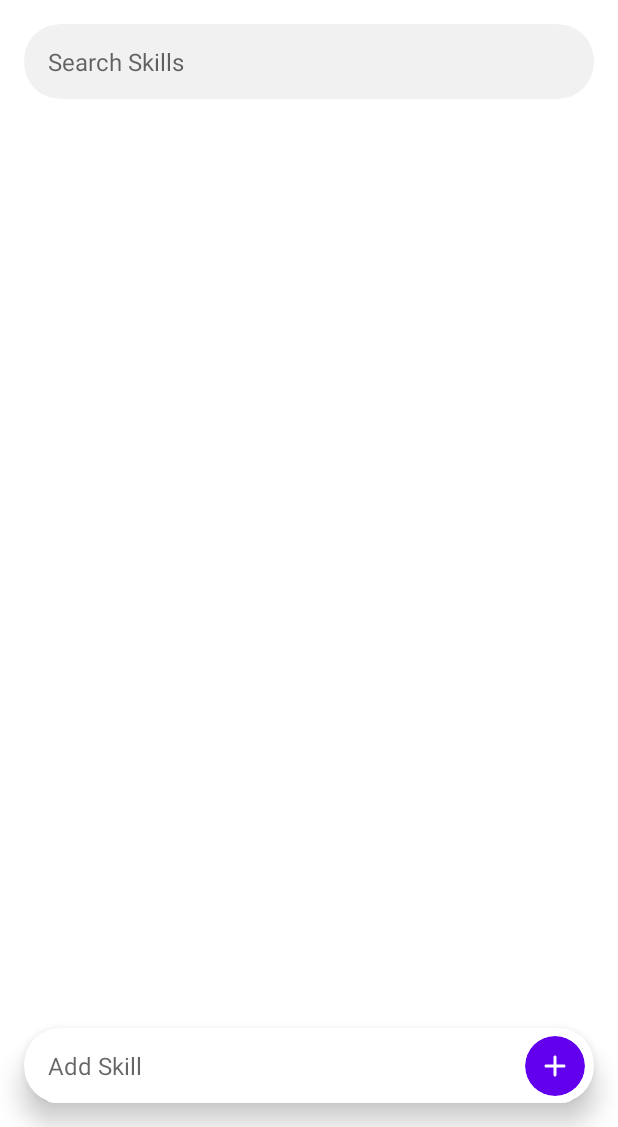
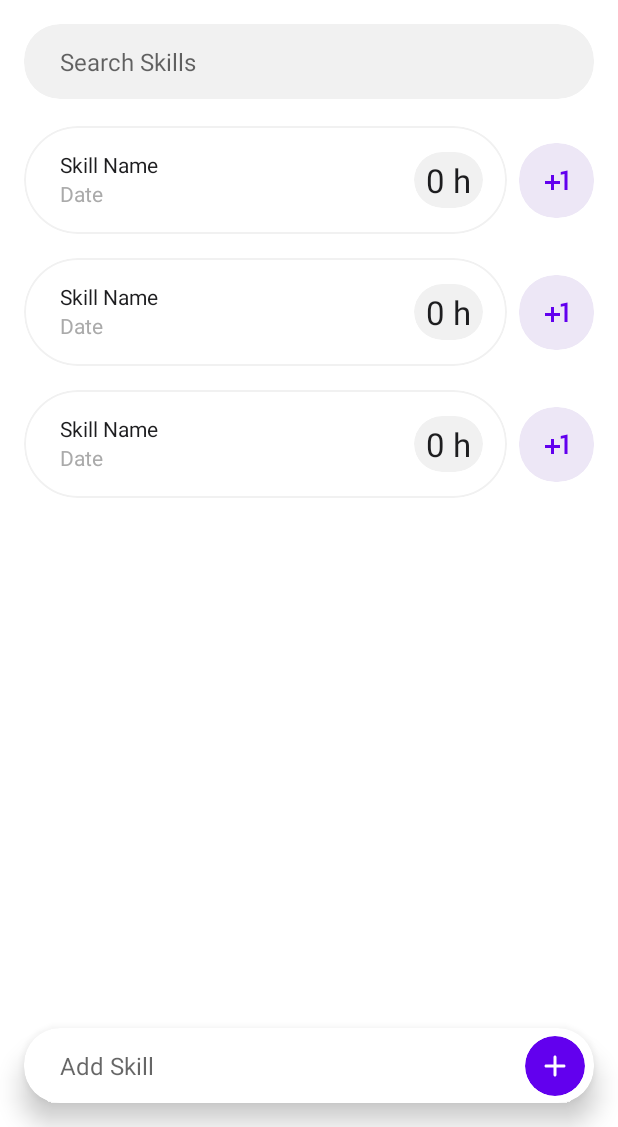
Before and after one commit to Singularity-Coder/10000-Hours, an Android app: the layout activity_main.xml on its own in the app's theme, with its tools: preview values and no code run, on a phone screen of 412 x 824 dp, the part 109-1236 px from its top. Run offline under Robolectric (Android 15) with nearby library versions, the phone set to English and light mode, and no system bars.

Commit message:
First look

```diff
--- /dev/null
+++ b/TenThousandHours/app/src/main/res/drawable/ic_baseline_plus_one_24.xml
@@ -0,0 +1,5 @@
+<vector android:height="24dp" android:tint="#000000"
+    android:viewportHeight="24" android:viewportWidth="24"
+    android:width="24dp" xmlns:android="http://schemas.android.com/apk/res/android">
+    <path android:fillColor="@android:color/white" android:pathData="M10,8L8,8v4L4,12v2h4v4h2v-4h4v-2h-4zM14.5,6.08L14.5,7.9l2.5,-0.5L17,18h2L19,5z"/>
+</vector>
--- a/TenThousandHours/app/src/main/res/layout/activity_main.xml
+++ b/TenThousandHours/app/src/main/res/layout/activity_main.xml
@@ -28,8 +28,8 @@
         android:layout_marginTop="16dp"
         android:layout_marginEnd="16dp"
         android:layout_marginBottom="16dp"
+        android:backgroundTint="@color/black_50"
         app:cardCornerRadius="24dp"
-        android:backgroundTint="@color/black_50"
         app:cardElevation="0dp"
         app:layout_constraintTop_toBottomOf="@+id/tv_app_name">
 
@@ -37,7 +37,7 @@
             android:id="@+id/et_search"
             android:layout_width="match_parent"
             android:layout_height="50dp"
-            android:layout_marginStart="16dp"
+            android:layout_marginStart="24dp"
             android:layout_marginEnd="16dp"
             android:background="@null"
             android:enabled="true"
@@ -51,6 +51,16 @@
             app:layout_constraintStart_toStartOf="parent"
             app:layout_constraintTop_toTopOf="parent" />
     </com.google.android.material.card.MaterialCardView>
+
+    <androidx.recyclerview.widget.RecyclerView
+        android:id="@+id/rv_skills"
+        android:layout_width="match_parent"
+        android:layout_height="0dp"
+        android:layout_marginTop="16dp"
+        android:scrollbars="none"
+        app:layout_constraintBottom_toBottomOf="parent"
+        app:layout_constraintTop_toBottomOf="@+id/card_search"
+        tools:listitem="@layout/list_item_skill" />
 
     <com.google.android.material.card.MaterialCardView
         android:id="@+id/card_custom_search"
@@ -73,7 +83,7 @@
                 android:id="@+id/et_skill"
                 android:layout_width="0dp"
                 android:layout_height="50dp"
-                android:layout_marginStart="16dp"
+                android:layout_marginStart="24dp"
                 android:layout_marginEnd="6dp"
                 android:background="@null"
                 android:enabled="true"
--- /dev/null
+++ b/TenThousandHours/app/src/main/res/layout/list_item_skill.xml
@@ -0,0 +1,118 @@
+<?xml version="1.0" encoding="utf-8"?>
+<androidx.constraintlayout.widget.ConstraintLayout xmlns:android="http://schemas.android.com/apk/res/android"
+    xmlns:app="http://schemas.android.com/apk/res-auto"
+    android:layout_width="match_parent"
+    android:layout_height="wrap_content"
+    android:layout_marginStart="16dp"
+    android:layout_marginTop="2dp"
+    android:layout_marginBottom="14dp">
+
+    <com.google.android.material.card.MaterialCardView
+        android:id="@+id/card_parent"
+        android:layout_width="0dp"
+        android:layout_height="wrap_content"
+        android:layout_marginEnd="8dp"
+        app:cardCornerRadius="48dp"
+        app:cardElevation="0dp"
+        app:layout_constraintEnd_toStartOf="@+id/card_add_skill"
+        app:layout_constraintStart_toStartOf="parent"
+        app:layout_constraintTop_toTopOf="parent"
+        app:strokeColor="@color/black_50"
+        app:strokeWidth="1dp">
+
+        <androidx.constraintlayout.widget.ConstraintLayout
+            android:layout_width="match_parent"
+            android:layout_height="match_parent">
+
+            <TextView
+                android:id="@+id/tv_skill_name"
+                style="@style/TextAppearance.AppCompat.Body1"
+                android:layout_width="0dp"
+                android:layout_height="wrap_content"
+                android:layout_marginStart="24dp"
+                android:layout_marginTop="16dp"
+                android:layout_marginEnd="16dp"
+                android:ellipsize="end"
+                android:marqueeRepeatLimit="marquee_forever"
+                android:maxLines="1"
+                android:text="Skill Name"
+                android:textColor="@color/title_color"
+                app:layout_constraintStart_toStartOf="parent"
+                app:layout_constraintTop_toTopOf="parent"
+                app:layout_constraintEnd_toStartOf="@+id/card_hours"/>
+
+            <TextView
+                android:id="@+id/tv_date"
+                style="@style/TextAppearance.AppCompat.Body1"
+                android:layout_width="0dp"
+                android:layout_height="wrap_content"
+                android:layout_marginStart="24dp"
+                android:layout_marginEnd="16dp"
+                android:ellipsize="end"
+                android:marqueeRepeatLimit="marquee_forever"
+                android:maxLines="1"
+                android:text="Date"
+                android:textColor="@android:color/darker_gray"
+                app:layout_constraintStart_toStartOf="parent"
+                app:layout_constraintTop_toBottomOf="@+id/tv_skill_name"
+                app:layout_constraintEnd_toStartOf="@+id/card_hours"/>
+
+            <com.google.android.material.card.MaterialCardView
+                android:id="@+id/card_hours"
+                android:layout_width="0dp"
+                android:layout_height="wrap_content"
+                android:layout_marginEnd="16dp"
+                app:cardBackgroundColor="@color/black_50"
+                app:cardCornerRadius="24dp"
+                app:cardElevation="0dp"
+                app:layout_constraintBottom_toBottomOf="parent"
+                app:layout_constraintEnd_toEndOf="parent"
+                app:layout_constraintTop_toTopOf="parent">
+
+                <TextView
+                    android:id="@+id/tv_hours"
+                    style="@style/TextAppearance.AppCompat.Large"
+                    android:layout_width="match_parent"
+                    android:layout_height="wrap_content"
+                    android:ellipsize="end"
+                    android:marqueeRepeatLimit="marquee_forever"
+                    android:maxLines="2"
+                    android:paddingStart="8dp"
+                    android:paddingTop="4dp"
+                    android:paddingEnd="8dp"
+                    android:paddingBottom="4dp"
+                    android:text="0 h"
+                    android:textColor="@color/title_color" />
+            </com.google.android.material.card.MaterialCardView>
+
+            <View
+                android:layout_width="wrap_content"
+                android:layout_height="1dp"
+                android:layout_marginTop="16dp"
+                app:layout_constraintStart_toStartOf="parent"
+                app:layout_constraintTop_toBottomOf="@+id/card_hours" />
+
+        </androidx.constraintlayout.widget.ConstraintLayout>
+    </com.google.android.material.card.MaterialCardView>
+
+    <com.google.android.material.card.MaterialCardView
+        android:id="@+id/card_add_skill"
+        android:layout_width="wrap_content"
+        android:layout_height="wrap_content"
+        android:layout_marginEnd="16dp"
+        app:cardBackgroundColor="@color/purple_50"
+        app:cardCornerRadius="24dp"
+        app:cardElevation="0dp"
+        app:layout_constraintBottom_toBottomOf="@+id/card_parent"
+        app:layout_constraintEnd_toEndOf="parent"
+        app:layout_constraintTop_toTopOf="@+id/card_parent">
+
+        <ImageButton
+            android:id="@+id/ib_add_skill"
+            android:layout_width="50dp"
+            android:layout_height="50dp"
+            android:background="@null"
+            android:src="@drawable/ic_baseline_plus_one_24"
+            app:tint="@color/purple_500" />
+    </com.google.android.material.card.MaterialCardView>
+</androidx.constraintlayout.widget.ConstraintLayout>
--- a/TenThousandHours/app/src/main/res/values/colors.xml
+++ b/TenThousandHours/app/src/main/res/values/colors.xml
@@ -5,6 +5,7 @@
     <color name="purple_200">#FFBB86FC</color>
     <color name="purple_500">#FF6200EE</color>
     <color name="purple_700">#FF3700B3</color>
+    <color name="purple_900">#311B92</color>
     <color name="teal_200">#FF03DAC5</color>
     <color name="teal_700">#FF018786</color>
 
```
Also changed, not shown: TenThousandHours/app/src/main/java/com/singularitycoder/tenthousandhours/GeneralUtils.kt (+45 -1 lines), TenThousandHours/app/src/main/java/com/singularitycoder/tenthousandhours/MainActivity.kt (+43 -1 lines), TenThousandHours/app/src/main/java/com/singularitycoder/tenthousandhours/Skill.kt (+5 -5 lines), TenThousandHours/app/src/main/java/com/singularitycoder/tenthousandhours/SkillAdapter.kt (added, +51 -0 lines).
